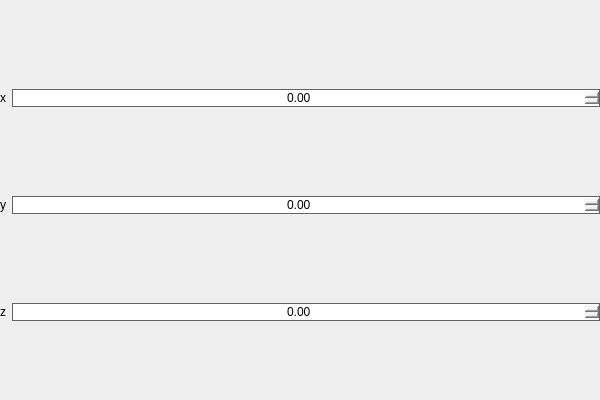
First picture: the form in VectorInput.ui, repository ducla9762-stack/abc3d, before the edit.
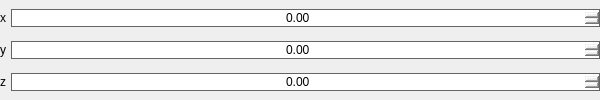
Second picture: the form after the edit.

Commit message: Tried to move some spacing properties up the widget hierarchy in the cam panel

```diff
--- a/VectorInput.ui
+++ b/VectorInput.ui
@@ -7,9 +7,15 @@
     <x>0</x>
     <y>0</y>
     <width>600</width>
-    <height>400</height>
+    <height>100</height>
    </rect>
   </property>
+  <property name="sizePolicy">
+   <sizepolicy hsizetype="Preferred" vsizetype="Preferred">
+    <horstretch>0</horstretch>
+    <verstretch>0</verstretch>
+   </sizepolicy>
+  </property>
   <property name="windowTitle">
    <string>VectorInput</string>
   </property>
@@ -18,7 +24,7 @@
     <number>0</number>
    </property>
    <property name="topMargin">
-    <number>10</number>
+    <number>0</number>
    </property>
    <property name="rightMargin">
     <number>0</number>
@@ -26,11 +32,8 @@
    <property name="bottomMargin">
     <number>0</number>
    </property>
-   <property name="horizontalSpacing">
-    <number>6</number>
-   </property>
-   <property name="verticalSpacing">
-    <number>10</number>
+   <property name="spacing">
+    <number>5</number>
    </property>
    <item row="1" column="1">
     <widget class="QDoubleSpinBox" name="ySpinner">
@@ -89,7 +92,7 @@
    <item row="0" column="0">
     <widget class="QLabel" name="label">
      <property name="sizePolicy">
-      <sizepolicy hsizetype="Fixed" vsizetype="Preferred">
+      <sizepolicy hsizetype="Fixed" vsizetype="Fixed">
        <horstretch>0</horstretch>
        <verstretch>0</verstretch>
       </sizepolicy>
@@ -102,7 +105,7 @@
    <item row="1" column="0">
     <widget class="QLabel" name="label_2">
      <property name="sizePolicy">
-      <sizepolicy hsizetype="Fixed" vsizetype="Preferred">
+      <sizepolicy hsizetype="Fixed" vsizetype="Fixed">
        <horstretch>0</horstretch>
        <verstretch>0</verstretch>
       </sizepolicy>
@@ -115,7 +118,7 @@
    <item row="2" column="0">
     <widget class="QLabel" name="label_3">
      <property name="sizePolicy">
-      <sizepolicy hsizetype="Fixed" vsizetype="Preferred">
+      <sizepolicy hsizetype="Fixed" vsizetype="Fixed">
        <horstretch>0</horstretch>
        <verstretch>0</verstretch>
       </sizepolicy>
```
The commit also changes 1 other file.
